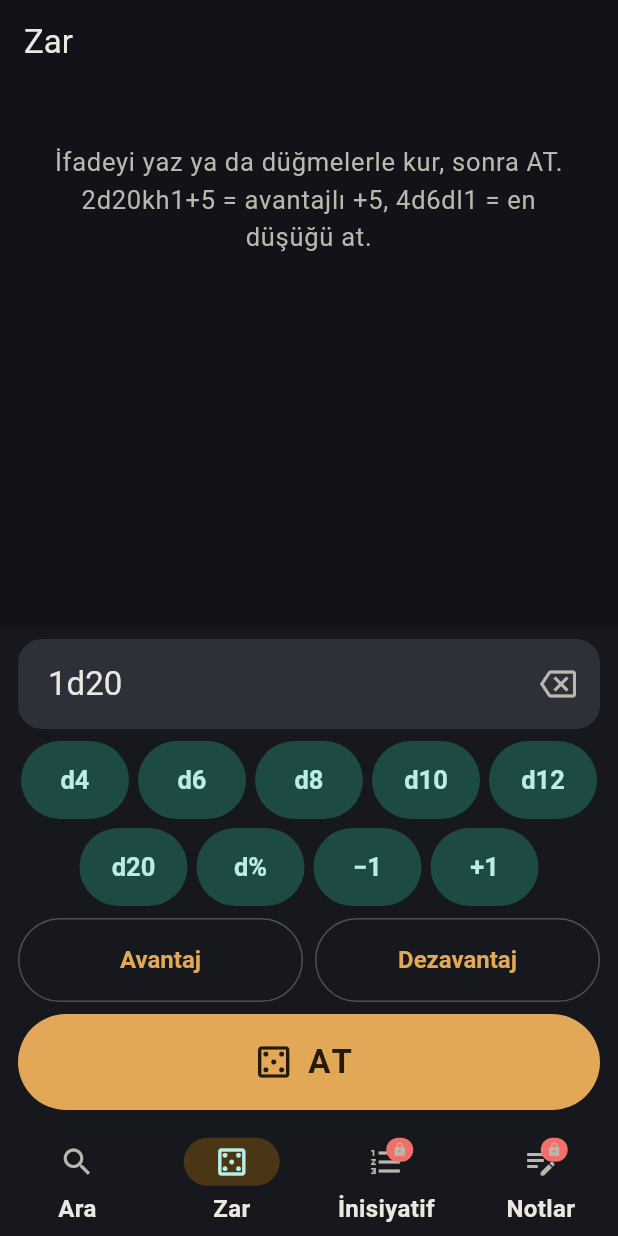
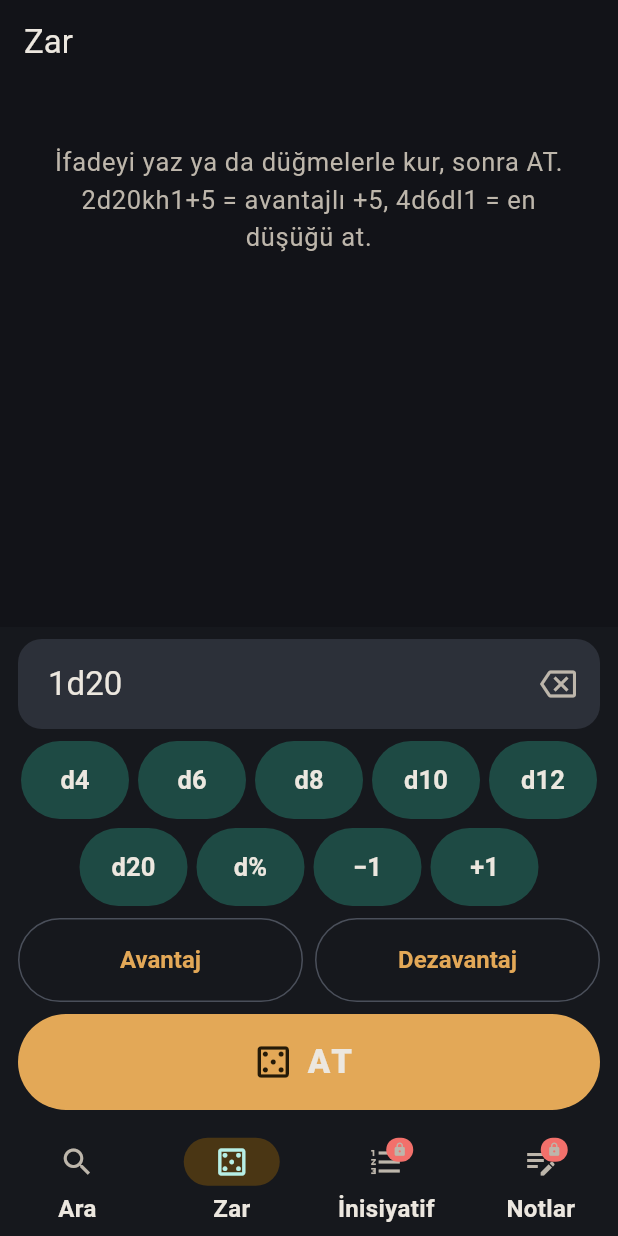
Before and after one commit to sberkan09/gm-cebi, a Flutter app: the screen it shows after launch, item 2 of the bottom bar chosen, on a phone screen of 412 x 824 dp. Run offline on Flutter 3.47's test engine with Material 3 defaults, Android fonts, the phone set to English and light mode, and no system bars; our stand-ins replace drift, drift_flutter, flutter_riverpod; accounts and stored records are empty; generated files the repository leaves out were written again.

Commit message:
fix(ui): keep platform font in buttons, move initiative add button out of the app bar, drop redundant condition tag
Co-Authored-By: Claude Opus 5.5 <noreply@anthropic.com>
Claude-Session: https://claude.ai/code/session_01X4d32uigW85TwEwz8JVuQk

```diff
--- a/lib/ui/screens/detail_screen.dart
+++ b/lib/ui/screens/detail_screen.dart
@@ -67,7 +67,10 @@ class _DetailScreenState extends ConsumerState<DetailScreen> {
             const SizedBox(height: 8),
             Wrap(spacing: 8, runSpacing: 6, crossAxisAlignment: WrapCrossAlignment.center, children: [
               DatasetChip(r.info),
-              for (final tag in (c['tags'] as List?)?.cast<String>() ?? const <String>[]) Chip(label: Text(tag), visualDensity: VisualDensity.compact),
+              // Conditions all carry the "Condition" tag: redundant next to the dataset chip.
+              if (r.dataset != 'conditions')
+                for (final tag in (c['tags'] as List?)?.cast<String>() ?? const <String>[])
+                  Chip(label: Text(tag), visualDensity: VisualDensity.compact),
               if (source != null)
                 Text('SRD 5.2.1 · s. ${source['page']}', style: t.labelMedium?.copyWith(color: scheme.onSurfaceVariant)),
             ]),
--- a/lib/ui/screens/dice_screen.dart
+++ b/lib/ui/screens/dice_screen.dart
@@ -178,7 +178,7 @@ class _DiceScreenState extends ConsumerState<DiceScreen> {
                   key: const Key('roll'),
                   onPressed: _roll,
                   icon: const Icon(Icons.casino_outlined, size: 28),
-                  label: const Text('AT', style: TextStyle(fontSize: 22, letterSpacing: 2)),
+                  label: Text('AT', style: t.labelLarge?.copyWith(fontSize: 22, letterSpacing: 2, fontWeight: FontWeight.w800)),
                 ),
               ),
             ]),
@@ -202,7 +202,7 @@ class _Key extends StatelessWidget {
         child: FilledButton.tonal(
           style: FilledButton.styleFrom(padding: EdgeInsets.zero, minimumSize: const Size(56, 52)),
           onPressed: onTap,
-          child: Text(label, style: const TextStyle(fontSize: 17, fontWeight: FontWeight.w700)),
+          child: Text(label, style: Theme.of(context).textTheme.labelLarge?.copyWith(fontSize: 17, fontWeight: FontWeight.w700)),
         ),
       );
 }
--- a/lib/ui/theme.dart
+++ b/lib/ui/theme.dart
@@ -95,8 +95,11 @@ ThemeData buildTheme(Brightness brightness) {
       indicatorColor: scheme.primaryContainer,
       labelTextStyle: WidgetStatePropertyAll(text.labelMedium?.copyWith(fontWeight: FontWeight.w600)),
     ),
-    filledButtonTheme: FilledButtonThemeData(style: FilledButton.styleFrom(minimumSize: big, textStyle: const TextStyle(fontSize: 17, fontWeight: FontWeight.w700))),
-    outlinedButtonTheme: OutlinedButtonThemeData(style: OutlinedButton.styleFrom(minimumSize: big, textStyle: const TextStyle(fontSize: 16, fontWeight: FontWeight.w600))),
+    // Derived from the text theme so the platform font family is kept.
+    filledButtonTheme: FilledButtonThemeData(
+        style: FilledButton.styleFrom(minimumSize: big, textStyle: text.labelLarge?.copyWith(fontSize: 17, fontWeight: FontWeight.w700))),
+    outlinedButtonTheme: OutlinedButtonThemeData(
+        style: OutlinedButton.styleFrom(minimumSize: big, textStyle: text.labelLarge?.copyWith(fontSize: 16, fontWeight: FontWeight.w600))),
     textButtonTheme: TextButtonThemeData(style: TextButton.styleFrom(minimumSize: big)),
     iconButtonTheme: IconButtonThemeData(style: IconButton.styleFrom(minimumSize: big)),
     listTileTheme: const ListTileThemeData(minVerticalPadding: 12, contentPadding: EdgeInsets.symmetric(horizontal: 16)),
@@ -116,7 +119,7 @@ ThemeData buildTheme(Brightness brightness) {
     floatingActionButtonTheme: FloatingActionButtonThemeData(
       backgroundColor: scheme.primary,
       foregroundColor: scheme.onPrimary,
-      extendedTextStyle: const TextStyle(fontSize: 16, fontWeight: FontWeight.w700),
+      extendedTextStyle: text.labelLarge?.copyWith(fontSize: 16, fontWeight: FontWeight.w700),
     ),
     dividerTheme: DividerThemeData(color: scheme.outlineVariant, space: 1),
   );
```
Also changed, not shown: lib/ui/screens/initiative_screen.dart (+10 -11 lines).
